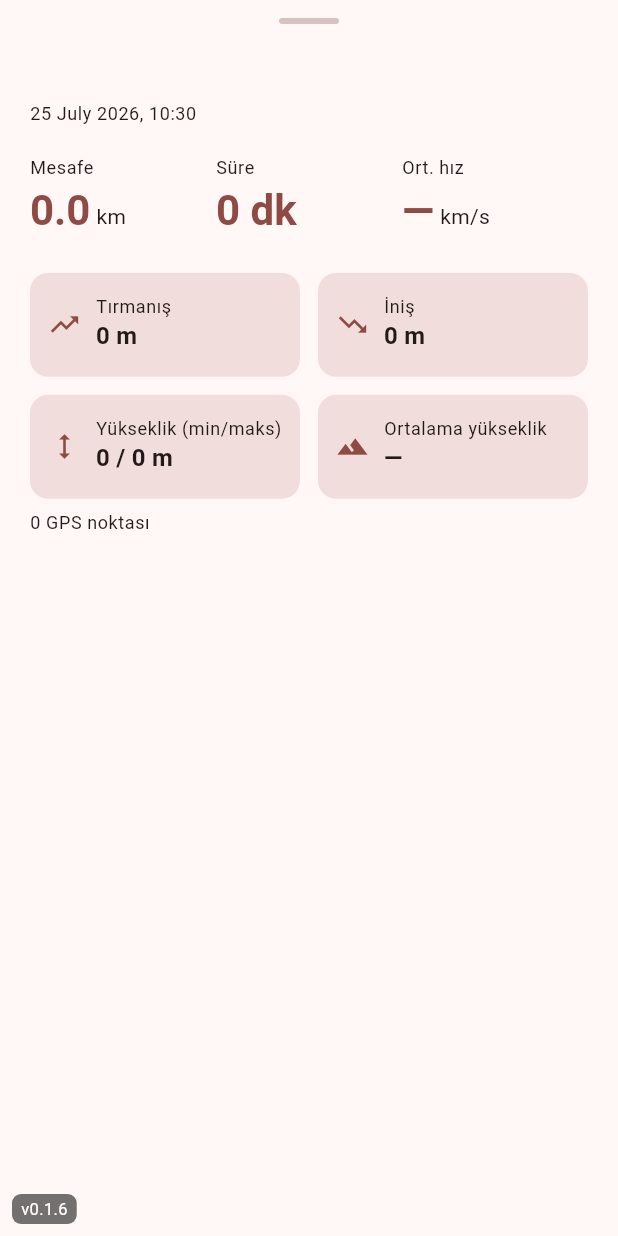
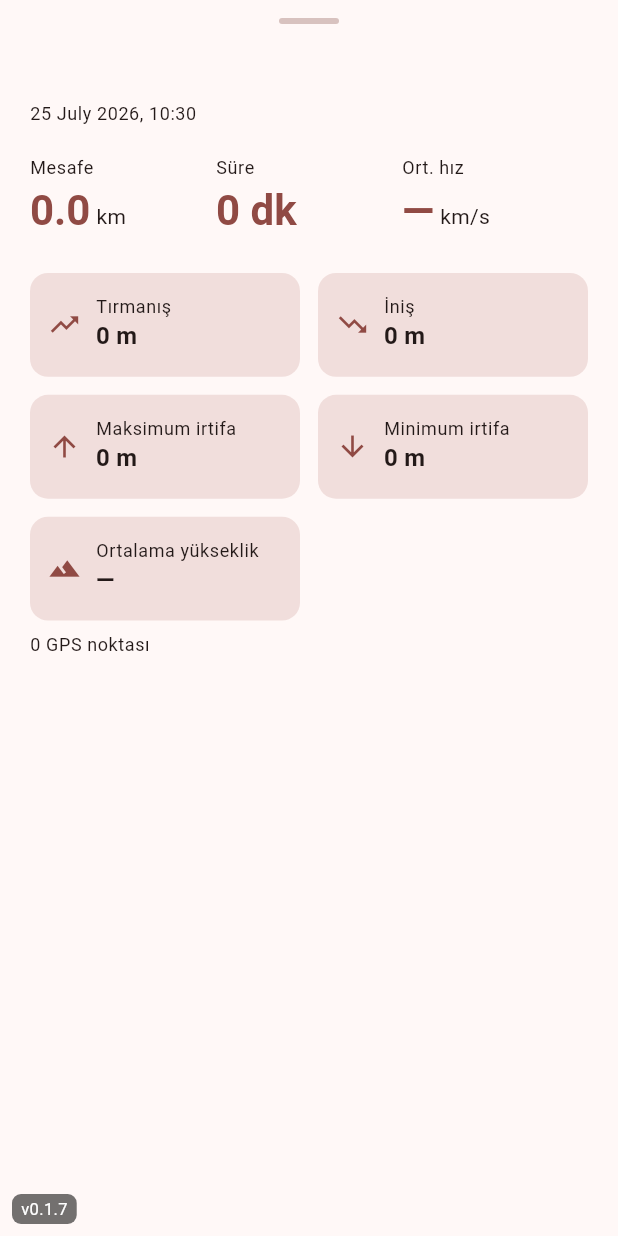
Before and after one commit to alid67-git/RideAtlas, a Flutter app: the AnalysisSheet widget shown alone on an empty page, opened directly with empty values, on a phone screen of 412 x 824 dp. Run offline on Flutter 3.47's test engine with Material 3 defaults, Android fonts, the phone set to English and light mode, and no system bars; our stand-ins replace file_picker, flutter_map, hive, hive_flutter, latlong2, share_plus; missing offline and left inert: gpx; accounts and stored records are empty.

```diff
--- a/lib/build_info.dart
+++ b/lib/build_info.dart
@@ -1,9 +1,8 @@
 /// Bumped by hand on every push so the running build can be eyeballed on
 /// screen (Chrome tabs / dev servers can otherwise silently serve stale JS).
-const String kAppBuildLabel = 'v0.1.6';
+const String kAppBuildLabel = 'v0.1.7';
 
 /// Shown once, in a dialog, the first time this build label is seen.
 const String kAppBuildNote =
-    'Harita karoları artık yükleniyor (web\'de CORS sorunu veren OSM sunucusu yerine '
-    'CARTO kullanılıyor). Analiz paneli yeniden düzenlendi: büyük özet sayılar ve '
-    'yükseklik grafiği artık en üstte, daha görsel.';
+    'Haritaya yakınlaştırma/uzaklaştırma butonları eklendi. Analiz paneli küçültüldü '
+    've min/maks irtifa artık ayrı kartlarda gösteriliyor.';
--- a/lib/screens/analysis_sheet.dart
+++ b/lib/screens/analysis_sheet.dart
@@ -24,8 +24,8 @@ class AnalysisSheet extends StatelessWidget {
     final theme = Theme.of(context);
 
     return DraggableScrollableSheet(
-      initialChildSize: 0.8,
-      minChildSize: 0.4,
+      initialChildSize: 0.55,
+      minChildSize: 0.3,
       maxChildSize: 0.95,
       expand: false,
       builder: (context, scrollController) {
@@ -117,11 +117,14 @@ class AnalysisSheet extends StatelessWidget {
                     value: '${route.elevationLossMeters.round()} m',
                   ),
                   _StatCard(
-                    icon: Icons.height,
-                    label: 'Yükseklik (min/maks)',
-                    value: route.minElevation == null
-                        ? '—'
-                        : '${route.minElevation!.round()} / ${route.maxElevation!.round()} m',
+                    icon: Icons.arrow_upward,
+                    label: 'Maksimum irtifa',
+                    value: route.maxElevation == null ? '—' : '${route.maxElevation!.round()} m',
+                  ),
+                  _StatCard(
+                    icon: Icons.arrow_downward,
+                    label: 'Minimum irtifa',
+                    value: route.minElevation == null ? '—' : '${route.minElevation!.round()} m',
                   ),
                   _StatCard(
                     icon: Icons.landscape,
```
Also changed, not shown: lib/screens/map_screen.dart (+22 -0 lines).
